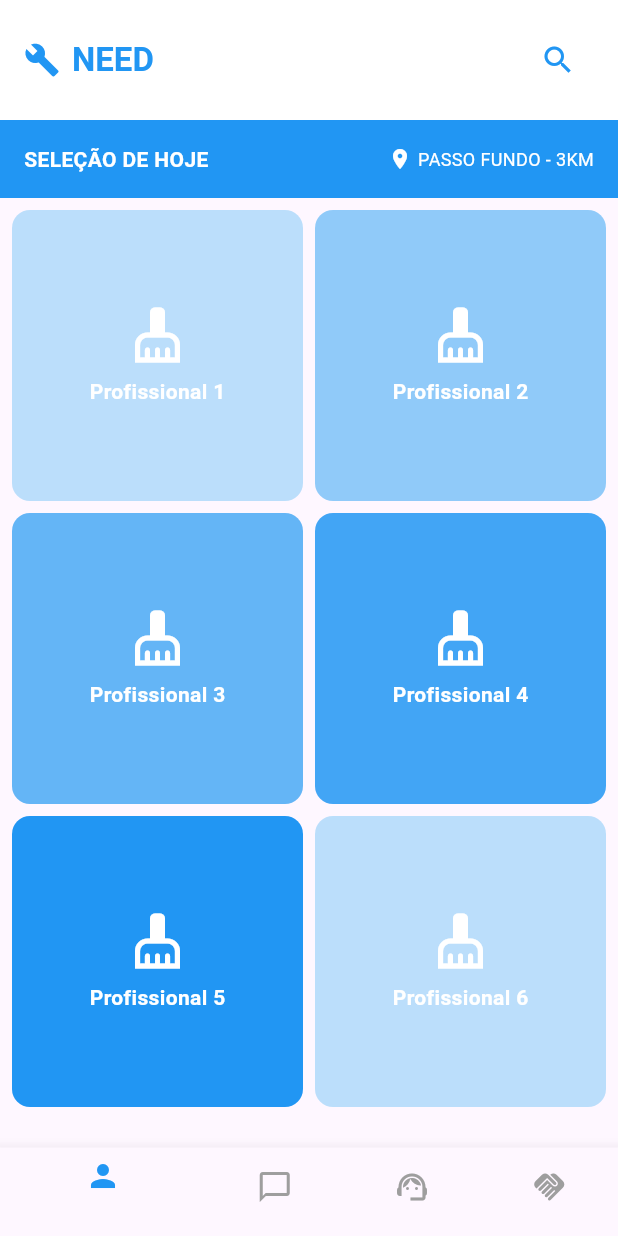
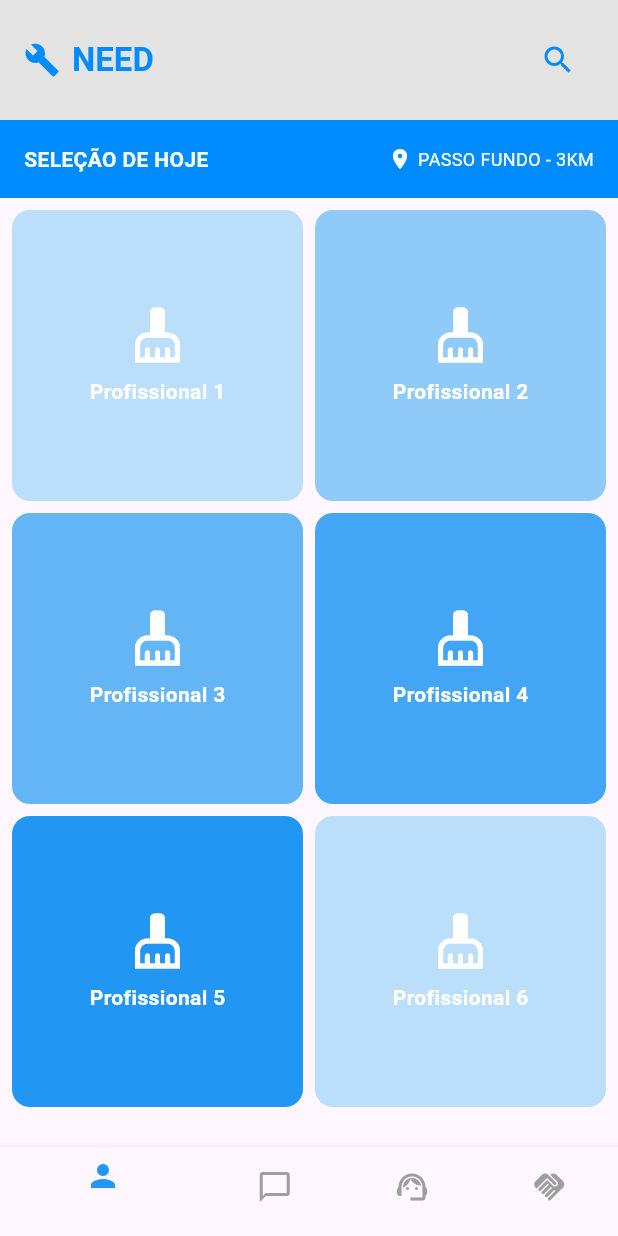
Before and after one commit to grupoappifsul/appprofissoes, a Flutter app: the HomePage screen opened directly, on a phone screen of 412 x 824 dp. Run offline on Flutter 3.47's test engine with Material 3 defaults, Android fonts, the light colour scheme and no system bars; missing offline and left inert: myapp.

Commit message:
Correção das importações

```diff
--- a/lib/main.dart
+++ b/lib/main.dart
@@ -1,6 +1,6 @@
 // main.dart
 import 'package:flutter/material.dart';
-import 'screens/login_page.dart'; // importa a LoginPage
+import 'ui/login/login_screen.dart'; // importa a LoginPage
 
 void main() {
   runApp(const MyApp());
@@ -11,10 +11,10 @@
 
   @override
   Widget build(BuildContext context) {
-    return MaterialApp(
+    return const MaterialApp(
       title: 'Need App',
       debugShowCheckedModeBanner: false,
-      home: const LoginPage(), // Agora inicia com a tela de login
+      home: LoginPage(), // Agora inicia com a tela de login
     );
   }
 }
--- /dev/null
+++ b/lib/ui/core/widgets/app_colors.dart
@@ -0,0 +1,7 @@
+import 'package:flutter/material.dart';
+
+abstract class AppColors {
+  static const Color backgroundColor = Color(0xFF2196F3);
+  static const Color mainColor = Color(0xff008cff);
+  static const Color lightBackgroundColor = Color(0xFFE3E3E3);
+}
--- a/lib/ui/home/home_screen.dart
+++ b/lib/ui/home/home_screen.dart
@@ -1,7 +1,8 @@
 import 'package:flutter/material.dart';
-import 'profile_screen.dart';
-import 'lista_profissionais_page.dart';
-import 'suporte_page.dart'; // Certifique-se de que esse é o arquivo onde está ChatSuportePage
+import '../perfil/perfil_profissional_screen.dart';
+import '../chat/lista_de_contatos_screen.dart';
+import '../suporte/suporte_screen.dart';
+import '../core/widgets/app_colors.dart'; // exemplo de caminho
 
 class HomePage extends StatefulWidget {
   const HomePage({super.key});
@@ -54,15 +55,15 @@ class HomePageState extends State<HomePage> {
     return Scaffold(
       appBar: AppBar(
         toolbarHeight: 80,
-        backgroundColor: Colors.white,
+          backgroundColor: AppColors.lightBackgroundColor,
         elevation: 0,
         title: Row(
           children: [
-            const Icon(Icons.build, color: Colors.blue),
+            Icon(Icons.build, color: AppColors.mainColor),
             const SizedBox(width: 8),
-            const Text('NEED', style: TextStyle(color: Colors.blue, fontWeight: FontWeight.bold)),
+            const Text('NEED', style: TextStyle(color: AppColors.mainColor, fontWeight: FontWeight.bold)),
             const Spacer(),
-            IconButton(icon: const Icon(Icons.search, color: Colors.blue), onPressed: () {}),
+            IconButton(icon: const Icon(Icons.search, color: AppColors.mainColor), onPressed: () {}),
           ],
         ),
       ),
@@ -71,7 +72,7 @@ class HomePageState extends State<HomePage> {
           Container(
             padding: const EdgeInsets.all(16),
             width: double.infinity,
-            color: Colors.blue,
+            color: AppColors.mainColor,
             child: const Row(
               children: [
                 Text('SELEÇÃO DE HOJE', style: TextStyle(color: Colors.white, fontWeight: FontWeight.bold)),
--- a/lib/ui/login/login_screen.dart
+++ b/lib/ui/login/login_screen.dart
@@ -1,7 +1,7 @@
 // login_page.dart
 import 'package:flutter/material.dart';
-import 'cadastro_page.dart';
-import 'home_page.dart'; // Importa a tela de cadastro se for navegar para ela
+import '../cadastro/cadastro_screen.dart';
+import '../home/home_screen.dart'; // Importa a tela de cadastro se for navegar para ela
 
 class LoginPage extends StatelessWidget {
   const LoginPage({super.key});
--- a/lib/ui/perfil/perfil_profissional_screen.dart
+++ b/lib/ui/perfil/perfil_profissional_screen.dart
@@ -1,5 +1,5 @@
 import 'package:flutter/material.dart';
-import './home_page.dart';
+import '../home/home_screen.dart';
 
 class ProfileScreen extends StatelessWidget {
   const ProfileScreen({super.key});
```
Also changed, not shown: lib/ui/chat/lista_de_contatos_screen.dart (+7 -8 lines), lib/ui/core/widgets/app_theme.dart (added, +20 -0 lines), lib/ui/core/exemplo.txt (deleted), 4 other files.
